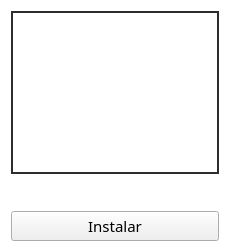
Qt form guis/card.ui (deepin-espanol/deepines-store) before a commit.
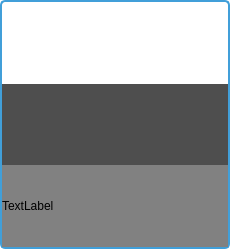
The same form after that commit.

Patch:
```diff
--- a/guis/card.ui
+++ b/guis/card.ui
@@ -7,7 +7,7 @@
     <x>0</x>
     <y>0</y>
     <width>230</width>
-    <height>252</height>
+    <height>249</height>
    </rect>
   </property>
   <property name="minimumSize">
@@ -29,6 +29,8 @@
    <string notr="true">#Frame{
     background-color: transparent;
     color: #b5c5d1;
+    border: 2px solid #419fd9;
+	border-radius: 5px;
 }
 QToolTip {
     border: 2px solid #419fd9;
@@ -39,12 +41,25 @@
 }</string>
   </property>
   <layout class="QVBoxLayout" name="verticalLayout">
+   <property name="spacing">
+    <number>0</number>
+   </property>
+   <property name="leftMargin">
+    <number>0</number>
+   </property>
+   <property name="topMargin">
+    <number>0</number>
+   </property>
+   <property name="rightMargin">
+    <number>0</number>
+   </property>
+   <property name="bottomMargin">
+    <number>0</number>
+   </property>
    <item>
     <widget class="QLabel" name="image_app">
      <property name="styleSheet">
-      <string notr="true">#image_app{
-  border: 2px solid  rgb(45, 45, 45);
-}</string>
+      <string notr="true"/>
      </property>
      <property name="text">
       <string/>
@@ -65,14 +80,8 @@
        <height>25</height>
       </size>
      </property>
-     <property name="maximumSize">
-      <size>
-       <width>16777215</width>
-       <height>23</height>
-      </size>
-     </property>
      <property name="styleSheet">
-      <string notr="true">background-color: transparent;</string>
+      <string notr="true">background-color: rgb(78, 78, 78);</string>
      </property>
      <property name="text">
       <string/>
@@ -89,22 +98,28 @@
     </widget>
    </item>
    <item>
-    <widget class="QPushButton" name="btn_select_app">
-     <property name="font">
-      <font>
-       <family>Segoe UI Semibold</family>
-       <pointsize>11</pointsize>
-       <italic>false</italic>
-      </font>
+    <widget class="QLabel" name="label">
+     <property name="sizePolicy">
+      <sizepolicy hsizetype="Expanding" vsizetype="Minimum">
+       <horstretch>0</horstretch>
+       <verstretch>0</verstretch>
+      </sizepolicy>
      </property>
-     <property name="cursor">
-      <cursorShape>PointingHandCursor</cursorShape>
+     <property name="minimumSize">
+      <size>
+       <width>0</width>
+       <height>20</height>
+      </size>
      </property>
      <property name="styleSheet">
-      <string notr="true"/>
+      <string notr="true">border: transparent;
+background-color: rgb(129, 129, 129);</string>
      </property>
      <property name="text">
-      <string>Instalar</string>
+      <string>TextLabel</string>
+     </property>
+     <property name="wordWrap">
+      <bool>true</bool>
      </property>
     </widget>
    </item>
```
